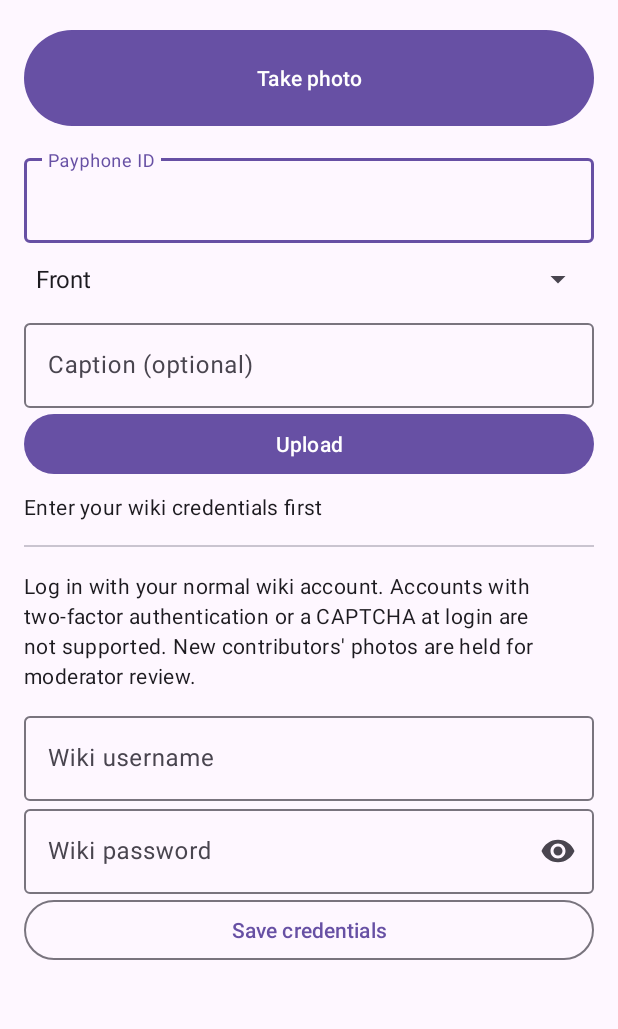
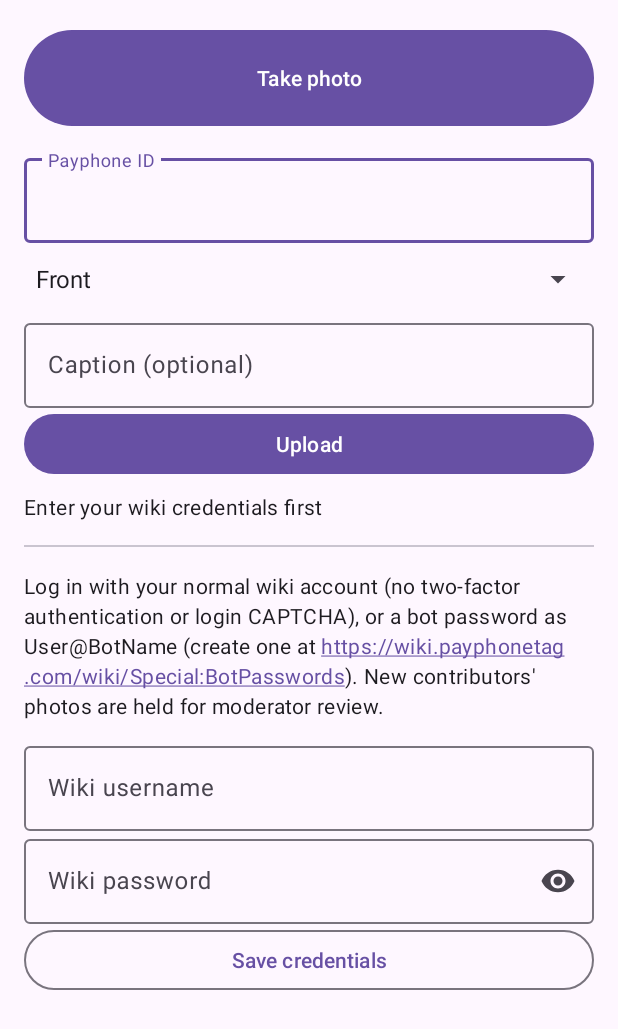
Before and after one commit to aarongorka/payphone-tag-photo-uploader, an Android app: the screen it shows after launch (MainActivity), on a phone screen of 412 x 824 dp. Shown: the top 1029 px of the screen. Run offline under Robolectric (Android 15) with nearby library versions, the phone set to English and light mode, and no system bars.

Commit message:
feat: support bot password login alongside regular login

```diff
--- a/app/src/main/res/values/strings.xml
+++ b/app/src/main/res/values/strings.xml
@@ -3,7 +3,7 @@
     <string name="app_name">Payphone Tag Photos</string>
     <string name="hint_username">Wiki username</string>
     <string name="hint_password">Wiki password</string>
-    <string name="bot_password_help">Log in with your normal wiki account. Accounts with two-factor authentication or a CAPTCHA at login are not supported. New contributors\' photos are held for moderator review.</string>
+    <string name="bot_password_help">Log in with your normal wiki account (no two-factor authentication or login CAPTCHA), or a bot password as User@BotName (create one at https://wiki.payphonetag.com/wiki/Special:BotPasswords). New contributors\' photos are held for moderator review.</string>
     <string name="hint_id">Payphone ID</string>
     <string name="hint_type">Photo type</string>
     <string name="hint_caption">Caption (optional)</string>
```
Also changed, not shown: app/src/main/java/com/aarongorka/payphonetag/WikiClient.kt (+10 -0 lines), 2 other files.
